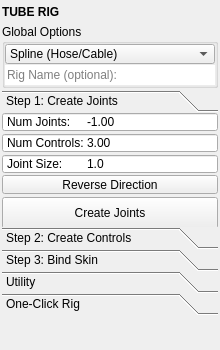
First picture: the form in mayatk/rig_utils/tube_rig.ui, repository m3trik/mayatk, before the edit.
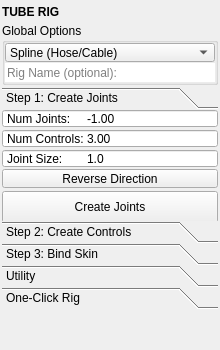
Second picture: the form after the edit. Custom widgets are drawn as their Qt base class.

Patch:
```diff
--- a/mayatk/rig_utils/tube_rig.ui
+++ b/mayatk/rig_utils/tube_rig.ui
@@ -47,13 +47,13 @@
       <property name="minimumSize">
        <size>
         <width>0</width>
-        <height>20</height>
+        <height>19</height>
        </size>
       </property>
       <property name="maximumSize">
        <size>
         <width>16777215</width>
-        <height>20</height>
+        <height>19</height>
        </size>
       </property>
       <property name="font">
@@ -93,13 +93,13 @@
          <property name="minimumSize">
           <size>
            <width>0</width>
-           <height>20</height>
+           <height>19</height>
           </size>
          </property>
          <property name="maximumSize">
           <size>
            <width>16777215</width>
-           <height>20</height>
+           <height>19</height>
           </size>
          </property>
          <property name="toolTip">
@@ -122,13 +122,13 @@
          <property name="minimumSize">
           <size>
            <width>0</width>
-           <height>20</height>
+           <height>19</height>
           </size>
          </property>
          <property name="maximumSize">
           <size>
            <width>16777215</width>
-           <height>20</height>
+           <height>19</height>
           </size>
          </property>
          <property name="toolTip">
@@ -186,13 +186,13 @@
           <property name="minimumSize">
            <size>
             <width>0</width>
-            <height>20</height>
+            <height>19</height>
            </size>
           </property>
           <property name="maximumSize">
            <size>
             <width>16777215</width>
-            <height>20</height>
+            <height>19</height>
            </size>
           </property>
           <property name="toolTip">
@@ -220,13 +220,13 @@
           <property name="minimumSize">
            <size>
             <width>0</width>
-            <height>20</height>
+            <height>19</height>
            </size>
           </property>
           <property name="maximumSize">
            <size>
             <width>16777215</width>
-            <height>20</height>
+            <height>19</height>
            </size>
           </property>
           <property name="toolTip">
@@ -254,13 +254,13 @@
           <property name="minimumSize">
            <size>
             <width>0</width>
-            <height>20</height>
+            <height>19</height>
            </size>
           </property>
           <property name="maximumSize">
            <size>
             <width>16777215</width>
-            <height>20</height>
+            <height>19</height>
            </size>
           </property>
           <property name="toolTip">
@@ -721,13 +721,13 @@
       <property name="minimumSize">
        <size>
         <width>0</width>
-        <height>20</height>
+        <height>19</height>
        </size>
       </property>
       <property name="maximumSize">
        <size>
         <width>16777215</width>
-        <height>20</height>
+        <height>19</height>
        </size>
       </property>
      </widget>
```
